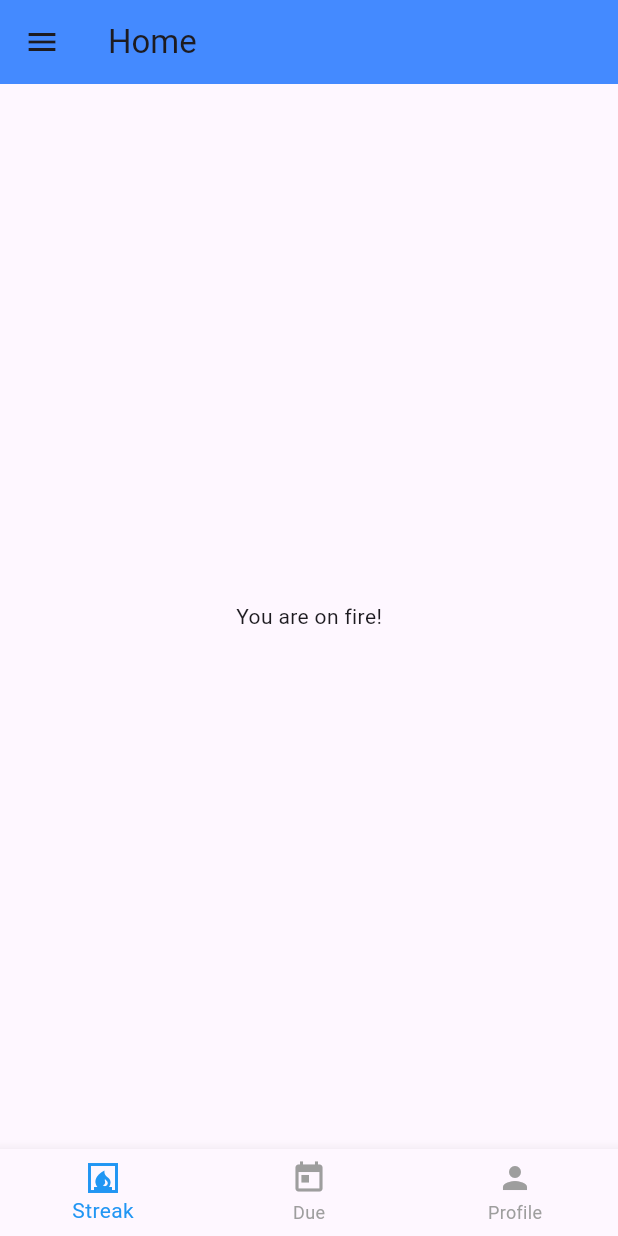
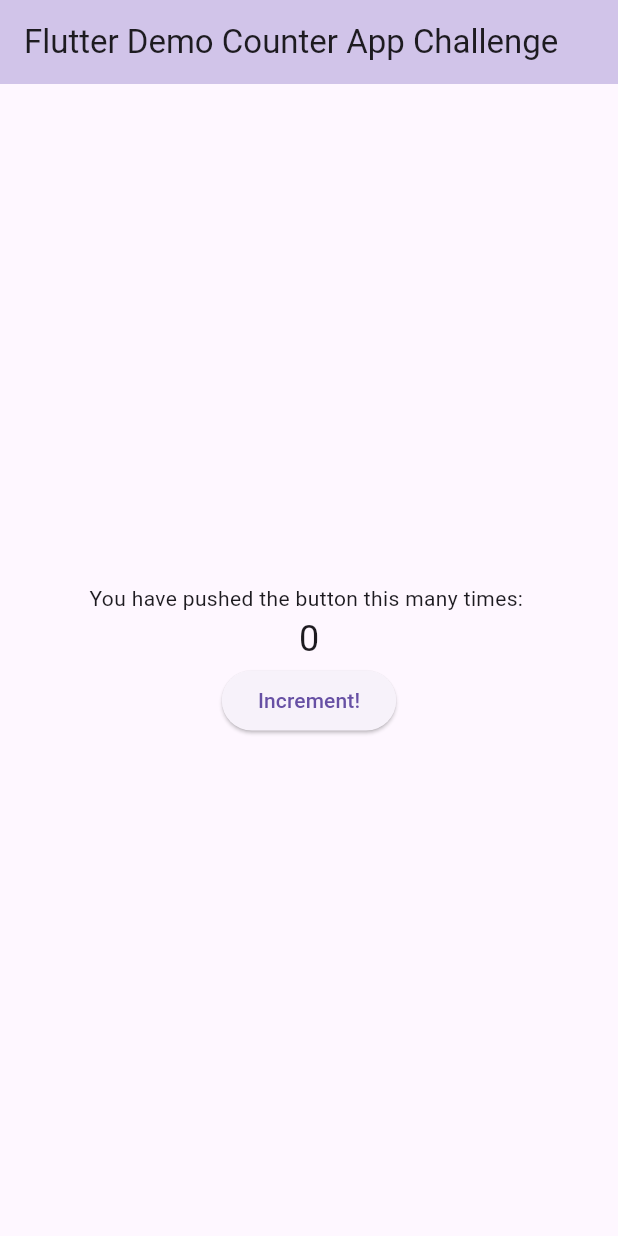
Before and after one commit to eric-asare/learning_flutter, a Flutter app: the screen it shows after launch, on a phone screen of 412 x 824 dp. Run offline on Flutter 3.47's test engine with Material 3 defaults, Android fonts, the phone set to English and light mode, and no system bars.

Commit message:
clone counter app

```diff
--- a/lib/main.dart
+++ b/lib/main.dart
@@ -1,9 +1,7 @@
-// ignore_for_file: prefer_const_constructors
+// ignore_for_file: prefer_const_constructors, must_be_immutable
 
 import 'package:flutter/material.dart';
-import 'package:hello_world/pages/home_page.dart';
-import 'package:hello_world/pages/logout_page.dart';
-import 'package:hello_world/pages/settings_page.dart';
+import 'package:hello_world/pages/counter_app.dart';
 
 void main() {
   runApp(MyApp());
@@ -14,14 +12,6 @@ class MyApp extends StatelessWidget {
 
   @override
   Widget build(BuildContext context) {
-    return MaterialApp(
-      debugShowCheckedModeBanner: false,
-      home: HomePage(),
-      routes: {
-        '/homePage': (context) => HomePage(),
-        '/settingsPage': (context) => SettingsPage(),
-        '/logoutPage': (context) => LogoutPage()
-      },
-    );
+    return MaterialApp(debugShowCheckedModeBanner: false, home: CounterApp());
   }
 }
--- /dev/null
+++ b/lib/pages/counter_app.dart
@@ -0,0 +1,41 @@
+import 'package:flutter/material.dart';
+
+class CounterApp extends StatefulWidget {
+  const CounterApp({super.key});
+
+  @override
+  State<CounterApp> createState() => _CounterAppState();
+}
+
+class _CounterAppState extends State<CounterApp> {
+  int count = 0;
+  void _incrementCounter() {
+    // set state rebuilds the widget
+    setState(() {
+      count++;
+    });
+  }
+
+  @override
+  Widget build(BuildContext context) {
+    return Scaffold(
+        appBar: AppBar(
+          title: Text("Flutter Demo Counter App Challenge"),
+          backgroundColor: Colors.deepPurple[100],
+        ),
+        body: Center(
+          child: Column(
+            mainAxisAlignment: MainAxisAlignment.center,
+            children: [
+              Text("You have pushed the button this many times: "),
+              Text(
+                count.toString(),
+                style: TextStyle(fontSize: 24),
+              ),
+              ElevatedButton(
+                  onPressed: _incrementCounter, child: Text("Increment!"))
+            ],
+          ),
+        ));
+  }
+}
--- a/lib/pages/due_page.dart
+++ /dev/null
@@ -1,11 +0,0 @@
-import 'package:flutter/material.dart';
-
-class DuePage extends StatelessWidget {
-  const DuePage({super.key});
-
-  @override
-  Widget build(BuildContext context) {
-    return Scaffold(
-        body: Center(child: Text("Verses due today. Memorize now!")));
-  }
-}
--- a/lib/pages/home_page.dart
+++ /dev/null
@@ -1,77 +0,0 @@
-// ignore_for_file: prefer_const_constructors, prefer_const_literals_to_create_immutables
-
-import 'package:flutter/material.dart';
-import 'package:hello_world/pages/due_page.dart';
-import 'package:hello_world/pages/profile_page.dart';
-import 'package:hello_world/pages/streak_page.dart';
-
-class HomePage extends StatefulWidget {
-  HomePage({super.key});
-
-  @override
-  State<HomePage> createState() => _HomePageState();
-}
-
-class _HomePageState extends State<HomePage> {
-  // Method to update index
-  void _navigateBottomBar(int index) {
-    setState(() {
-      _selectedIndex = index;
-    });
-  }
-
-  // List all pages
-  final List _pages = [StreakPage(), DuePage(), ProfilePage()];
-
-  // selected index
-  int _selectedIndex = 0;
-
-  @override
-  Widget build(BuildContext context) {
-    return Scaffold(
-        appBar: AppBar(
-          title: Text("Home"),
-          backgroundColor: Colors.blueAccent,
-        ),
-        body: _pages[_selectedIndex],
-        drawer: Drawer(
-          backgroundColor: Colors.deepPurple[100],
-          child: Column(
-            children: [
-              DrawerHeader(child: Icon(Icons.book, size: 32)),
-              // homepage list tile
-              ListTile(
-                  leading: Icon(Icons.settings),
-                  title: Text("Settings"),
-                  onTap: () {
-                    // pop drawer first
-                    Navigator.pop(context);
-                    Navigator.pushNamed(context, '/settingsPage');
-                  }),
-
-              ListTile(
-                  leading: Icon(Icons.logout),
-                  title: Text('Logout'),
-                  onTap: () {
-                    Navigator.pop(context);
-                    Navigator.pushNamed(context, '/logoutPage');
-                  })
-            ],
-          ),
-        ),
-        bottomNavigationBar: BottomNavigationBar(
-          currentIndex: _selectedIndex,
-          onTap: _navigateBottomBar,
-          selectedItemColor: Colors.blue,
-          unselectedItemColor: Colors.grey,
-          items: [
-            BottomNavigationBarItem(
-              icon: Icon(Icons.fireplace),
-              label: "Streak",
-            ),
-            BottomNavigationBarItem(icon: Icon(Icons.today), label: "Due"),
-            BottomNavigationBarItem(icon: Icon(Icons.person), label: "Profile")
-          ],
-        ));
-  }
-}
--- a/lib/pages/streak_page.dart
+++ /dev/null
@@ -1,12 +0,0 @@
-// ignore_for_file: prefer_const_constructors
-
-import 'package:flutter/material.dart';
-
-class StreakPage extends StatelessWidget {
-  const StreakPage({super.key});
-
-  @override
-  Widget build(BuildContext context) {
-    return Scaffold(body: Center(child: Text("You are on fire!")));
-  }
-}
```
Also changed, not shown: lib/pages/logout_page.dart (deleted, +0 -12 lines), lib/pages/profile_page.dart (deleted, +0 -12 lines), lib/pages/settings_page.dart (deleted, +0 -12 lines).
